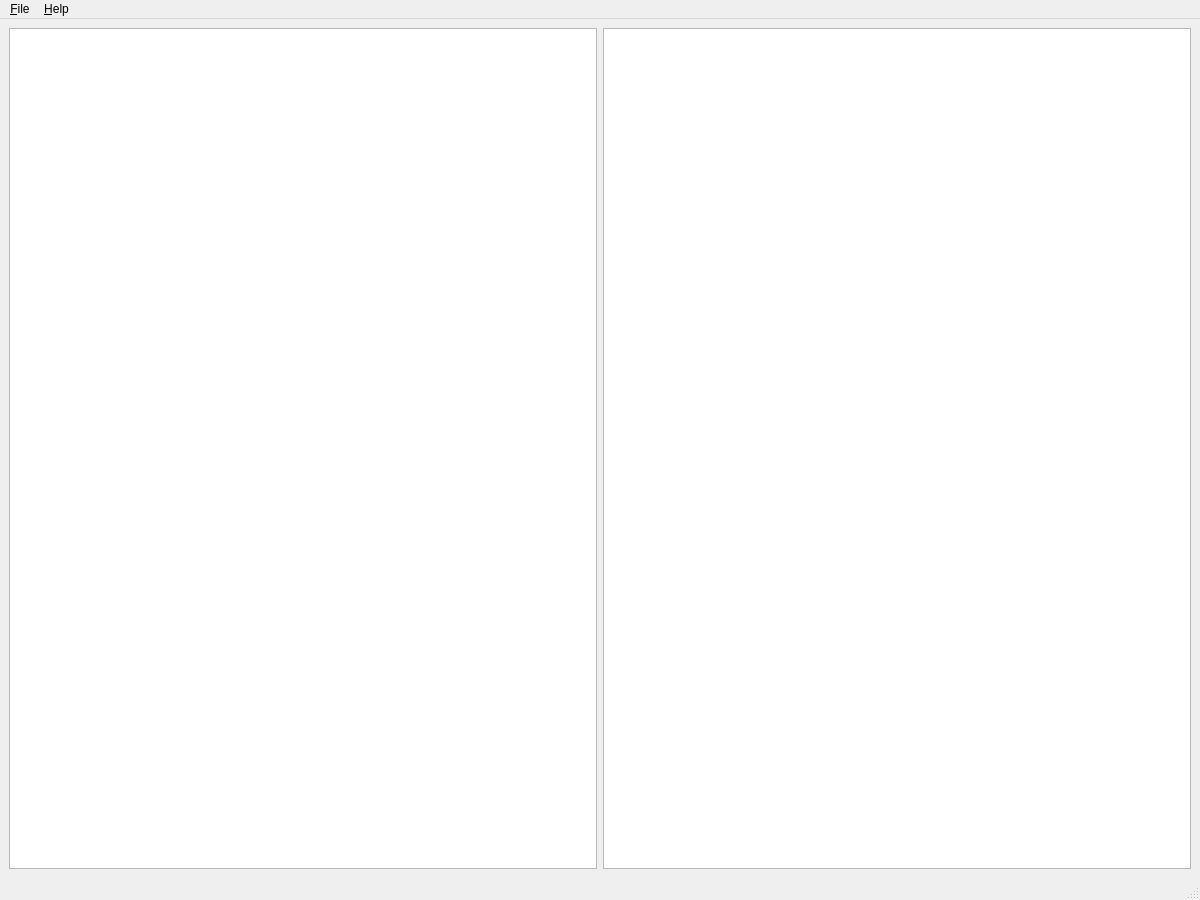
Above: src/epcpm/__main__.ui from epcpower/pm before the change. Below: the same form after it.
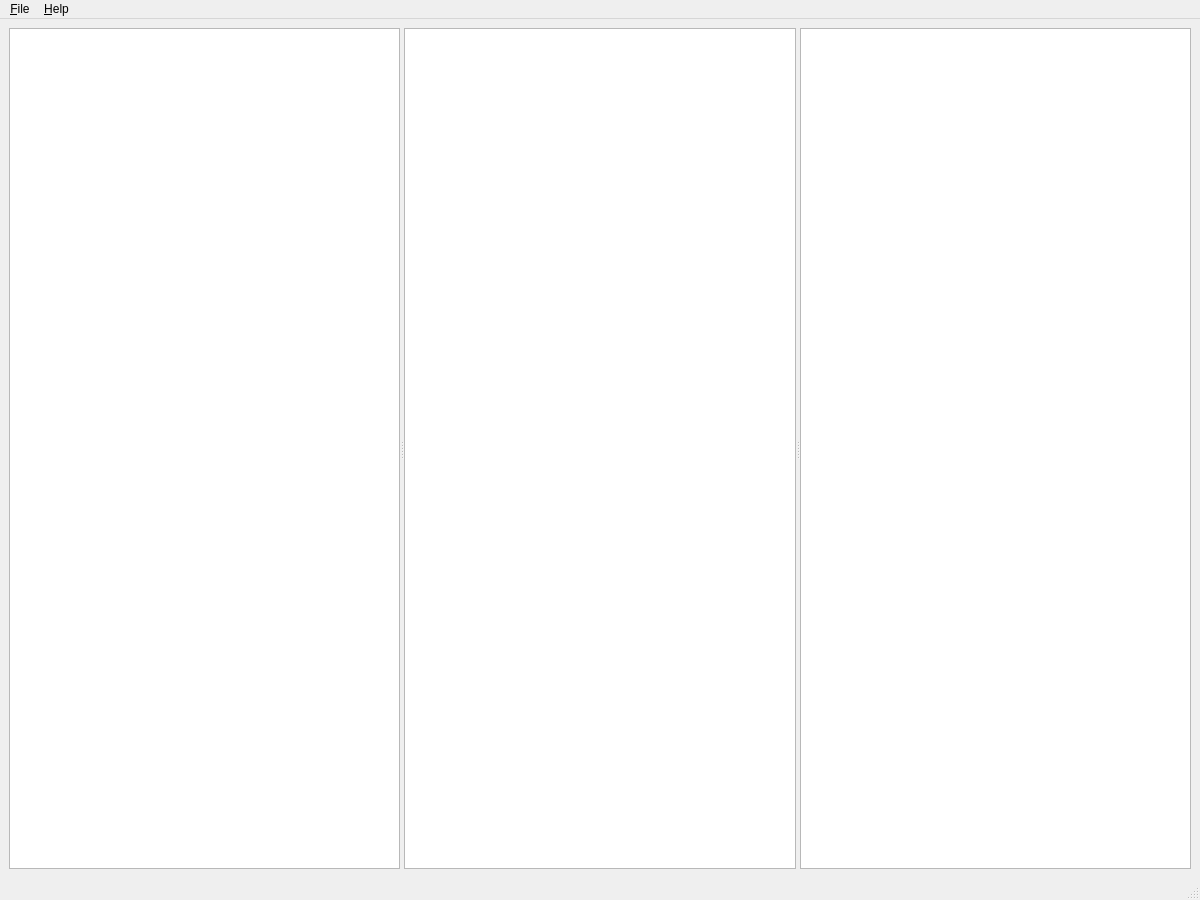
That is the form after the change.

Commit message:
Add preliminary value sets
Ref T767

Diff of the .ui file:
```diff
--- a/src/epcpm/__main__.ui
+++ b/src/epcpm/__main__.ui
@@ -14,24 +14,28 @@
    <string>MainWindow</string>
   </property>
   <widget class="QWidget" name="centralwidget">
-   <layout class="QGridLayout" name="gridLayout_2">
-    <item row="0" column="0">
      <layout class="QGridLayout" name="gridLayout">
       <item row="0" column="0">
+     <widget class="QSplitter" name="splitter">
+      <property name="orientation">
+       <enum>Qt::Horizontal</enum>
+      </property>
        <widget class="QTreeView" name="parameter_view">
         <property name="alternatingRowColors">
          <bool>true</bool>
         </property>
        </widget>
-      </item>
-      <item row="0" column="1">
+      <widget class="QTreeView" name="value_set_view">
+       <property name="alternatingRowColors">
+        <bool>true</bool>
+       </property>
+      </widget>
        <widget class="QTreeView" name="symbol_view">
         <property name="alternatingRowColors">
          <bool>true</bool>
         </property>
        </widget>
-      </item>
-     </layout>
+     </widget>
     </item>
    </layout>
   </widget>
```
Left out of the diff: 62 changed lines with no effect on the pictures. Lines whose indentation alone changed are shown as unchanged. The commit also changes 4 other files.
